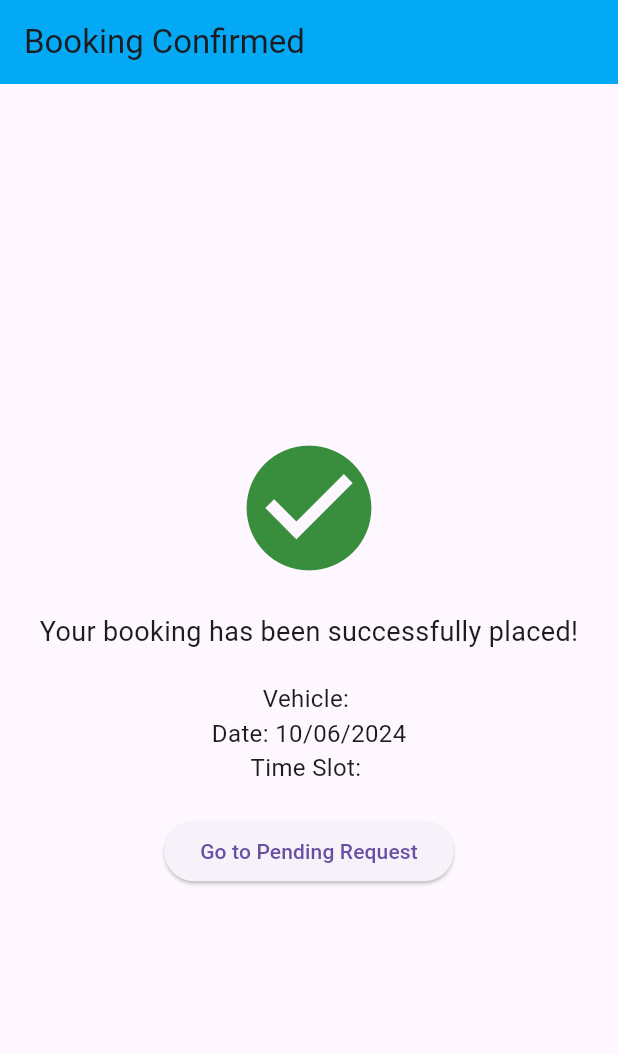
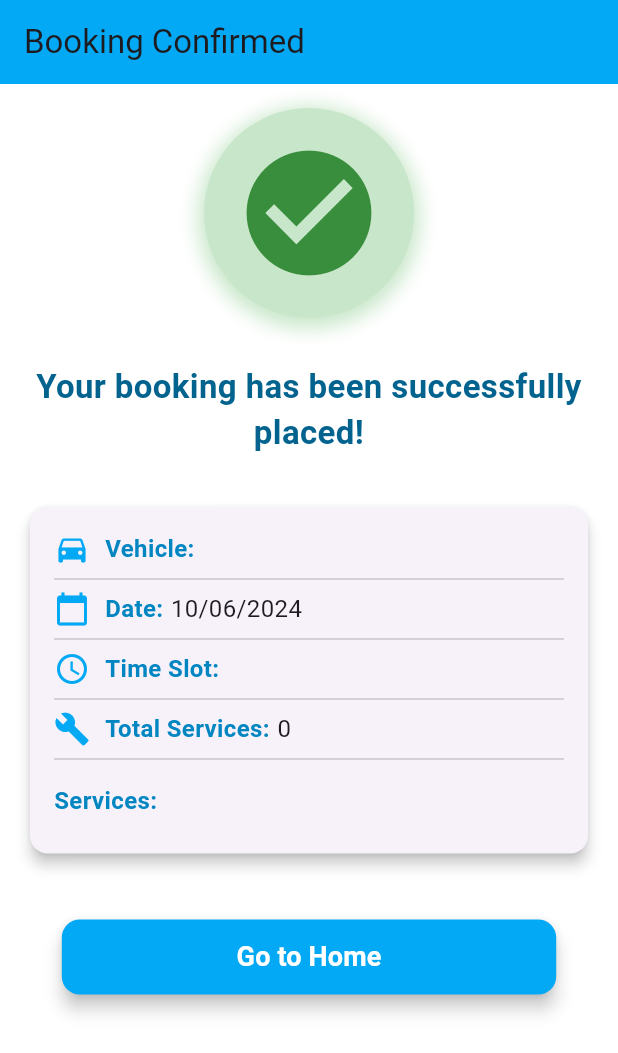
Before and after one commit to JohnLloydDev/AJ-Autofix-App, a Flutter app: the BookingConfirmationScreen screen opened directly with empty values, on a phone screen of 412 x 824 dp. Shown: the top 1053 px of the screen. Run offline on Flutter 3.47's test engine with Material 3 defaults, Android fonts, the phone set to English and light mode, and no system bars; our stand-ins replace bloc, equatable, flutter_bloc, flutter_rating_bar, flutter_secure_storage, fluttertoast and 2 more; missing offline and left inert: onesignal_flutter; accounts and stored records are empty; network calls fail.

Commit message:
Adding Booking Confirmation Screen and separate the widgets

```diff
--- a/lib/screens/booking.dart
+++ b/lib/screens/booking.dart
@@ -5,19 +5,15 @@ import 'package:aj_autofix/bloc/booking/booking_event.dart';
 import 'package:aj_autofix/bloc/booking/booking_state.dart';
 import 'package:aj_autofix/models/booking_model.dart';
 import 'package:aj_autofix/models/user_model.dart';
-import 'package:aj_autofix/screens/pendingrequest.dart';
+import 'package:aj_autofix/screens/home.dart';
+import 'package:aj_autofix/screens/shopmap.dart';
 import 'package:flutter/material.dart';
 import 'package:flutter_bloc/flutter_bloc.dart';
 import 'package:fluttertoast/fluttertoast.dart';
-import 'package:intl/intl.dart';
-import 'home.dart';
-import 'shopmap.dart';
+import 'package:aj_autofix/screens/booking_confirmation_screen.dart';
+import '../utils/constants.dart';
+import '../widgets/date_picker_field.dart';
 import 'login_screen.dart';
-
-const double kPadding = 16.0;
-const double kSpacing = 16.0;
-const Color kPrimaryColor = Colors.lightBlue;
-const BorderRadius kBorderRadius = BorderRadius.all(Radius.circular(8.0));
 
 class BookingScreen extends StatefulWidget {
   final List<String> selectedServices;
@@ -84,6 +80,8 @@ class BookingScreenState extends State<BookingScreen> {
               ScaffoldMessenger.of(context).showSnackBar(
                 SnackBar(content: Text(state.message)),
               );
+
+              if (selectedTimeSlot != null) {
                 Navigator.pushReplacement(
                   context,
                   MaterialPageRoute(
@@ -96,6 +94,13 @@ class BookingScreenState extends State<BookingScreen> {
                     ),
                   ),
                 );
+              } else {
+                ScaffoldMessenger.of(context).showSnackBar(
+                  const SnackBar(
+                    content: Text('Error: Time slot not selected.'),
+                  ),
+                );
+              }
             } else if (state is RequestError) {
               setState(() {
                 errorMessage = state.error;
@@ -191,8 +196,8 @@ class BookingScreenState extends State<BookingScreen> {
                                             setState(() {
                                               widget.selectedServices
                                                   .removeAt(index);
-                                              serviceCount = widget
-                                                  .selectedServices.length;
+                                              serviceCount =
+                                                  widget.selectedServices.length;
                                             });
 
                                             Fluttertoast.showToast(
@@ -252,7 +257,7 @@ class BookingScreenState extends State<BookingScreen> {
                   ),
                   const SizedBox(height: kSpacing),
 
-                  // New Time Slot Selection Grid
+                  // Time Slot Selection Grid
                   const Text(
                     'Select Time Slot:',
                     style: TextStyle(
@@ -279,6 +284,7 @@ class BookingScreenState extends State<BookingScreen> {
                         onPressed: () {
                           setState(() {
                             selectedTimeSlot = slot;
+                            errorMessage = null; // Clear previous errors
                           });
                         },
                         style: ElevatedButton.styleFrom(
@@ -330,14 +336,14 @@ class BookingScreenState extends State<BookingScreen> {
 
                       if (widget.selectedServices.isEmpty) {
                         setState(() {
-                          errorMessage = 'Please select a valid future date.';
+                          errorMessage = 'Please select at least one service.';
                         });
                         return;
                       }
 
                       if (selectedTimeSlot == null) {
                         setState(() {
-                          errorMessage = 'Please select a TimeSlot.';
+                          errorMessage = 'Please select a time slot.';
                         });
                         return;
                       }
@@ -367,6 +373,7 @@ class BookingScreenState extends State<BookingScreen> {
                         status: 'Pending',
                       );
 
+                      // Dispatch the booking event
                       context.read<BookingBloc>().add(CreateBooking(booking));
                     },
                     style: ElevatedButton.styleFrom(
@@ -467,116 +474,3 @@ class BookingScreenState extends State<BookingScreen> {
     );
   }
 }
-
-class DatePickerField extends StatelessWidget {
-  final DateTime selectedDate;
-  final Function(DateTime) onDateSelected;
-
-  const DatePickerField({
-    super.key,
-    required this.selectedDate,
-    required this.onDateSelected,
-  });
-
-  @override
-  Widget build(BuildContext context) {
-    return InkWell(
-      onTap: () async {
-        final DateTime? picked = await showDatePicker(
-          context: context,
-          initialDate: selectedDate,
-          firstDate: DateTime.now(),
-          lastDate: DateTime(2101),
-        );
-        if (picked != null) {
-          onDateSelected(picked);
-        }
-      },
-      child: InputDecorator(
-        decoration: const InputDecoration(
-          labelText: 'Select Date',
-          border: OutlineInputBorder(
-            borderRadius: BorderRadius.all(Radius.circular(8.0)),
-          ),
-        ),
-        child: Row(
-          mainAxisAlignment: MainAxisAlignment.spaceBetween,
-          children: [
-            Text(DateFormat('MM/dd/yyyy').format(selectedDate)),
-            const Icon(Icons.calendar_today, color: Colors.grey),
-          ],
-        ),
-      ),
-    );
-  }
-}
-
-class BookingConfirmationScreen extends StatelessWidget {
-  final List<String> selectedServices;
-  final int selectedServiceCount;
-  final String selectedTimeSlot;
-  final DateTime bookingDate;
-  final String vehicleType;
-
-  const BookingConfirmationScreen({
-    super.key,
-    required this.selectedServices,
-    required this.selectedServiceCount,
-    required this.selectedTimeSlot,
-    required this.bookingDate,
-    required this.vehicleType,
-  });
-
-  @override
-  Widget build(BuildContext context) {
-    return Scaffold(
-      appBar: AppBar(
-        automaticallyImplyLeading: false,
-        title: const Text('Booking Confirmed'),
-        backgroundColor: kPrimaryColor,
-      ),
-      body: Center(
-        child: Padding(
-          padding: const EdgeInsets.all(kPadding),
-          child: Column(
-            mainAxisAlignment: MainAxisAlignment.center,
-            children: [
-              Icon(Icons.check_circle, color: Colors.green[700], size: 100),
-              const SizedBox(height: 20),
-              const Text(
-                'Your booking has been successfully placed!',
-                style: TextStyle(fontSize: 18),
-                textAlign: TextAlign.center,
-              ),
-              const SizedBox(height: 20),
-              Text(
-                'Vehicle: $vehicleType',
-                style: const TextStyle(fontSize: 16),
-              ),
-              Text(
-                'Date: ${DateFormat('MM/dd/yyyy').format(bookingDate)}',
-                style: const TextStyle(fontSize: 16),
-              ),
-              Text(
-                'Time Slot: $selectedTimeSlot',
-                style: const TextStyle(fontSize: 16),
-              ),
-              const SizedBox(height: 20),
-              ElevatedButton(
-                onPressed: () {
-                  Navigator.pushReplacement(
-                    context,
-                    MaterialPageRoute(
-                      builder: (context) => const UserPendingRequest(),
-                    ),
-                  );
-                },
-                child: const Text('Go to Pending Request'),
-              ),
-            ],
-          ),
-        ),
-      ),
-    );
-  }
-}
--- /dev/null
+++ b/lib/screens/booking_confirmation_screen.dart
@@ -0,0 +1,186 @@
+// lib/screens/booking_confirmation_screen.dart
+
+import 'package:aj_autofix/screens/home.dart';
+import 'package:flutter/material.dart';
+import 'package:intl/intl.dart';
+import 'package:aj_autofix/utils/constants.dart';
+import 'package:aj_autofix/utils/color_extensions.dart';
+import 'package:aj_autofix/widgets/booking_detail_row.dart';
+
+class BookingConfirmationScreen extends StatelessWidget {
+  final List<String> selectedServices;
+  final int selectedServiceCount;
+  final String selectedTimeSlot;
+  final DateTime bookingDate;
+  final String vehicleType;
+
+  const BookingConfirmationScreen({
+    super.key,
+    required this.selectedServices,
+    required this.selectedServiceCount,
+    required this.selectedTimeSlot,
+    required this.bookingDate,
+    required this.vehicleType,
+  });
+
+  @override
+  Widget build(BuildContext context) {
+    final double screenWidth = MediaQuery.of(context).size.width;
+
+    return Scaffold(
+      backgroundColor: Colors.white,
+      appBar: AppBar(
+        automaticallyImplyLeading: false,
+        title: const Text('Booking Confirmed'),
+        backgroundColor: kPrimaryColor,
+        elevation: 0,
+      ),
+      body: SingleChildScrollView(
+        child: Padding(
+          padding: const EdgeInsets.all(kPadding),
+          child: Column(
+            mainAxisAlignment: MainAxisAlignment.center,
+            children: [
+              Container(
+                decoration: BoxDecoration(
+                  color: Colors.green[100],
+                  shape: BoxShape.circle,
+                  boxShadow: [
+                    BoxShadow(
+                      color: Colors.green.withOpacity(0.3),
+                      spreadRadius: 4,
+                      blurRadius: 10,
+                      offset: const Offset(0, 3),
+                    ),
+                  ],
+                ),
+                padding: const EdgeInsets.all(20),
+                child: Icon(
+                  Icons.check_circle,
+                  color: Colors.green[700],
+                  size: 100,
+                ),
+              ),
+              const SizedBox(height: 30),
+
+              Text(
+                'Your booking has been successfully placed!',
+                style: TextStyle(
+                  fontSize: 22,
+                  fontWeight: FontWeight.bold,
+                  color: kPrimaryColor.darken(0.2),
+                ),
+                textAlign: TextAlign.center,
+              ),
+              const SizedBox(height: 30),
+
+              Card(
+                shape: RoundedRectangleBorder(
+                  borderRadius: BorderRadius.circular(12.0),
+                ),
+                elevation: 4,
+                child: Padding(
+                  padding: const EdgeInsets.all(kPadding),
+                  child: Column(
+                    crossAxisAlignment: CrossAxisAlignment.start,
+                    children: [
+                      BookingDetailRow(
+                        icon: Icons.directions_car,
+                        label: 'Vehicle',
+                        value: vehicleType,
+                      ),
+                      const Divider(),
+                      BookingDetailRow(
+                        icon: Icons.calendar_today,
+                        label: 'Date',
+                        value: DateFormat('MM/dd/yyyy').format(bookingDate),
+                      ),
+                      const Divider(),
+                      BookingDetailRow(
+                        icon: Icons.access_time,
+                        label: 'Time Slot',
+                        value: selectedTimeSlot,
+                      ),
+                      const Divider(),
+                      BookingDetailRow(
+                        icon: Icons.build,
+                        label: 'Total Services',
+                        value: '$selectedServiceCount',
+                      ),
+                      const Divider(),
+                      Padding(
+                        padding: const EdgeInsets.symmetric(vertical: 8.0),
+                        child: Text(
+                          'Services:',
+                          style: TextStyle(
+                            fontSize: 16,
+                            fontWeight: FontWeight.w600,
+                            color: kPrimaryColor.darken(0.1),
+                          ),
+                        ),
+                      ),
+                      ...selectedServices.map((service) => Padding(
+                            padding: const EdgeInsets.symmetric(vertical: 4.0),
+                            child: Row(
+                              children: [
+                                const Icon(
+                                  Icons.check,
+                                  color: Colors.green,
+                                  size: 20,
+                                ),
+                                const SizedBox(width: 10),
+                                Expanded(
+                                  child: Text(
+                                    service,
+                                    style: const TextStyle(fontSize: 16),
+                                  ),
+                                ),
+                              ],
+                            ),
+                          )),
+                    ],
+                  ),
+                ),
+              ),
+              const SizedBox(height: 40),
+
+              SizedBox(
+                width: screenWidth * 0.8,
+                height: 50,
+                child: ElevatedButton(
+                  onPressed: () {
+                    Navigator.pushAndRemoveUntil(
+                      context,
+                      MaterialPageRoute(
+                        builder: (context) => Home(
+                          selectedServices: selectedServices,
+                          selectedServiceCount: selectedServiceCount,
+                        ),
+                      ),
+                      (route) => false,
+                    );
+                  },
+                  style: ElevatedButton.styleFrom(
+                    backgroundColor: kPrimaryColor,
+                    shape: RoundedRectangleBorder(
+                      borderRadius: BorderRadius.circular(12.0),
+                    ),
+                    elevation: 5,
+                  ),
+                  child: const Text(
+                    'Go to Home',
+                    style: TextStyle(
+                      fontSize: 18,
+                      fontWeight: FontWeight.bold,
+                      color: kAccentColor,
+                    ),
+                  ),
+                ),
+              ),
+            ],
+          ),
+        ),
+      ),
+    );
+  }
+}
--- /dev/null
+++ b/lib/utils/color_extensions.dart
@@ -0,0 +1,13 @@
+// lib/utils/color_extensions.dart
+
+import 'package:flutter/material.dart';
+
+extension ColorExtension on Color {
+  Color darken([double amount = .1]) {
+    assert(amount >= 0 && amount <= 1, 'Amount must be between 0 and 1.');
+    final hsl = HSLColor.fromColor(this);
+    final hslDark =
+        hsl.withLightness((hsl.lightness - amount).clamp(0.0, 1.0));
+    return hslDark.toColor();
+  }
+}
--- /dev/null
+++ b/lib/utils/constants.dart
@@ -0,0 +1,9 @@
+// lib/utils/constants.dart
+
+import 'package:flutter/material.dart';
+
+const double kPadding = 16.0;
+const double kSpacing = 16.0;
+const Color kPrimaryColor = Colors.lightBlue;
+const Color kAccentColor = Colors.white;
+const BorderRadius kBorderRadius = BorderRadius.all(Radius.circular(8.0));
--- /dev/null
+++ b/lib/widgets/booking_detail_row.dart
@@ -0,0 +1,46 @@
+// lib/widgets/booking_detail_row.dart
+
+import 'package:flutter/material.dart';
+import '../utils/color_extensions.dart';
+import '../utils/constants.dart';
+
+class BookingDetailRow extends StatelessWidget {
+  final IconData icon;
+  final String label;
+  final String value;
+
+  const BookingDetailRow({
+    super.key,
+    required this.icon,
+    required this.label,
+    required this.value,
+  });
+
+  @override
+  Widget build(BuildContext context) {
+    return Row(
+      children: [
+        Icon(
+          icon,
+          color: kPrimaryColor,
+        ),
+        const SizedBox(width: 10),
+        Text(
+          '$label:',
+          style: TextStyle(
+            fontSize: 16,
+            fontWeight: FontWeight.w600,
+            color: kPrimaryColor.darken(0.1),
+          ),
+        ),
+        const SizedBox(width: 5),
+        Expanded(
+          child: Text(
+            value,
+            style: const TextStyle(fontSize: 16),
+          ),
+        ),
+      ],
+    );
+  }
+}
--- /dev/null
+++ b/lib/widgets/date_picker_field.dart
@@ -0,0 +1,47 @@
+// lib/widgets/date_picker_field.dart
+
+import 'package:flutter/material.dart';
+import 'package:intl/intl.dart';
+
+class DatePickerField extends StatelessWidget {
+  final DateTime selectedDate;
+  final Function(DateTime) onDateSelected;
+
+  const DatePickerField({
+    super.key,
+    required this.selectedDate,
+    required this.onDateSelected,
+  });
+
+  @override
+  Widget build(BuildContext context) {
+    return InkWell(
+      onTap: () async {
+        final DateTime? picked = await showDatePicker(
+          context: context,
+          initialDate: selectedDate,
+          firstDate: DateTime.now(),
+          lastDate: DateTime(2101),
+        );
+        if (picked != null) {
+          onDateSelected(picked);
+        }
+      },
+      child: InputDecorator(
+        decoration: const InputDecoration(
+          labelText: 'Select Date',
+          border: OutlineInputBorder(
+            borderRadius: BorderRadius.all(Radius.circular(8.0)),
+          ),
+        ),
+        child: Row(
+          mainAxisAlignment: MainAxisAlignment.spaceBetween,
+          children: [
+            Text(DateFormat('MM/dd/yyyy').format(selectedDate)),
+            const Icon(Icons.calendar_today, color: Colors.grey),
+          ],
+        ),
+      ),
+    );
+  }
+}
```
Also changed, not shown: lib/screens/booking_confirmation.dart (deleted, +0 -56 lines). Lines whose indentation alone changed are shown as unchanged.
